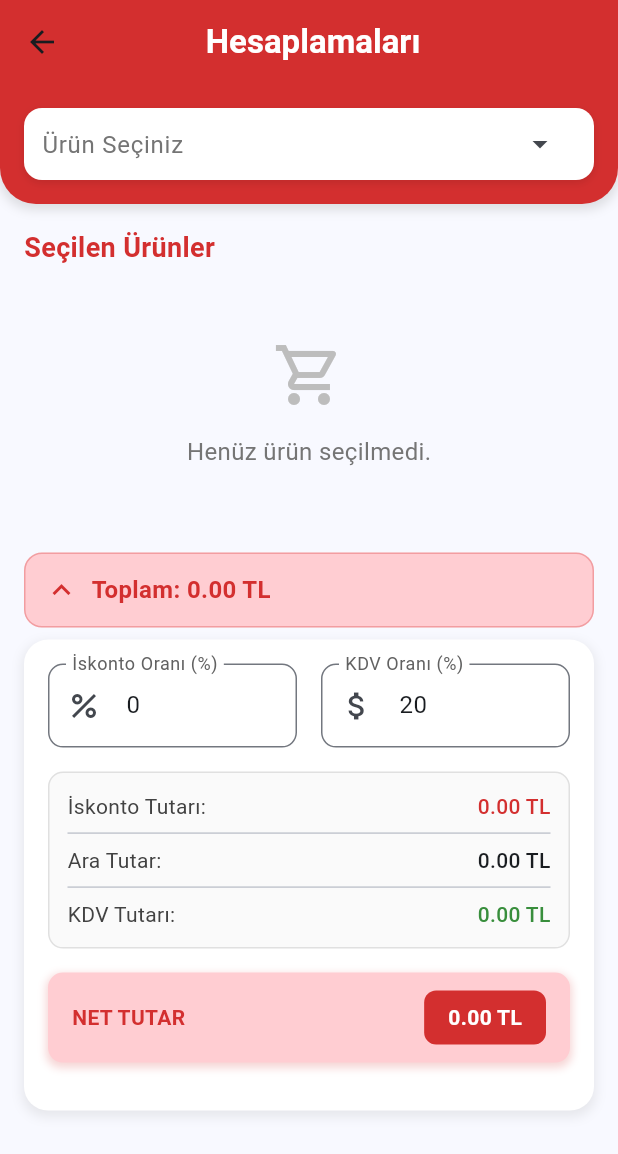
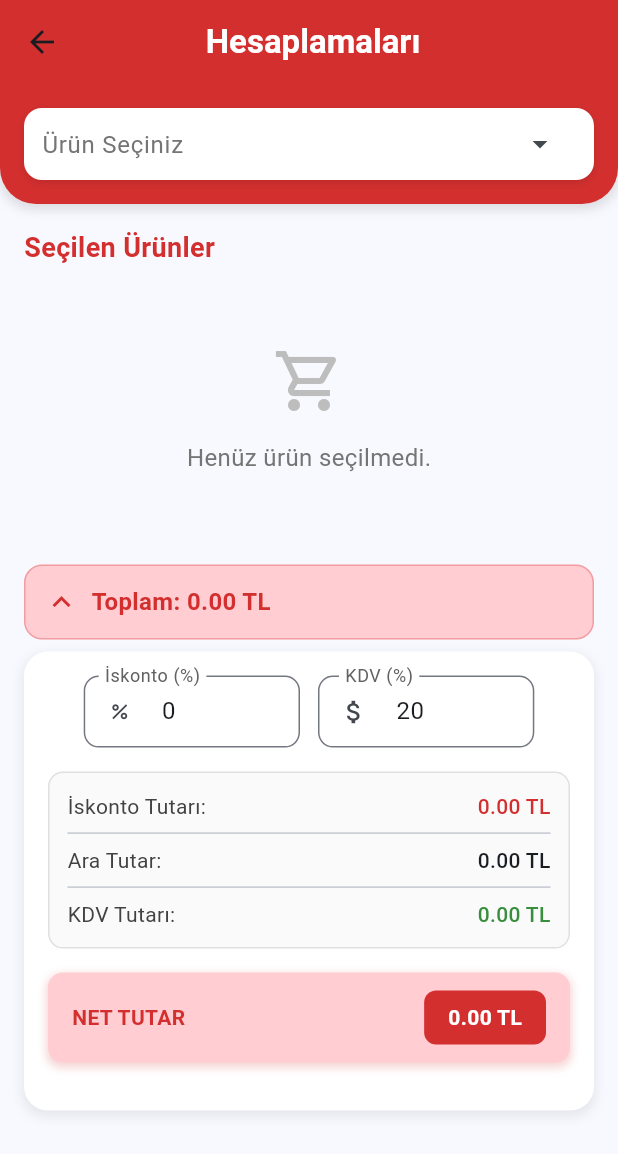
Before and after one commit to TahirAtakanCan/osmYapi, a Flutter app: the CalculateScreen screen opened directly with empty values, after a tap on an icon or button, on a phone screen of 412 x 824 dp. Shown: the top 1154 px of the screen. Run offline on Flutter 3.47's test engine with Material 3 defaults, Android fonts, the phone set to English and light mode, and no system bars; drawn by our look-alikes of dropdown_search; our stand-ins replace get, open_file, pdf, permission_handler, shared_preferences; missing offline and left inert: excel; accounts and stored records are empty.

Commit message:
Tasarım Değişiklikleri v4

```diff
--- a/lib/CalculateScreen.dart
+++ b/lib/CalculateScreen.dart
@@ -754,13 +754,15 @@ class _CalculateScreenState extends State<CalculateScreen> {
                                   crossAxisAlignment: CrossAxisAlignment.start,
                                   children: [
                                     Row(
+                                      mainAxisAlignment: MainAxisAlignment.center,
                                       children: [
-                                        Expanded(
+                                        SizedBox(
+                                          width: MediaQuery.of(context).size.width * 0.35,
                                           child: TextField(
                                             controller: controller.iskontoController,
                                             decoration: InputDecoration(
-                                              labelText: 'İskonto Oranı (%)',
-                                              labelStyle: TextStyle(color: Colors.grey.shade700),
+                                              labelText: 'İskonto (%)',
+                                              labelStyle: TextStyle(color: Colors.grey.shade700, fontSize: 16),
                                               border: OutlineInputBorder(
                                                 borderRadius: BorderRadius.circular(10),
                                               ),
@@ -768,8 +770,10 @@ class _CalculateScreenState extends State<CalculateScreen> {
                                                 borderRadius: BorderRadius.circular(10),
                                                 borderSide: BorderSide(color: primaryColor, width: 2),
                                               ),
-                                              prefixIcon: const Icon(Icons.percent),
+                                              prefixIcon: const Icon(Icons.percent, size: 15),
+                                              contentPadding: EdgeInsets.symmetric(vertical: 4, horizontal: 10),
                                             ),
+                                            style: TextStyle(fontSize: 16),
                                             keyboardType: const TextInputType.numberWithOptions(decimal: true),
                                             inputFormatters: [
                                               FilteringTextInputFormatter.allow(RegExp(r'^\d+\.?\d{0,2}')),
@@ -777,13 +781,14 @@ class _CalculateScreenState extends State<CalculateScreen> {
                                             onChanged: (_) => controller.calculateTotalPrice(),
                                           ),
                                         ),
-                                        const SizedBox(width: 16),
-                                        Expanded(
+                                        const SizedBox(width: 12),
+                                        SizedBox(
+                                          width: MediaQuery.of(context).size.width * 0.35,
                                           child: TextField(
                                             controller: controller.kdvController,
                                             decoration: InputDecoration(
-                                              labelText: 'KDV Oranı (%)',
-                                              labelStyle: TextStyle(color: Colors.grey.shade700),
+                                              labelText: 'KDV (%)',
+                                              labelStyle: TextStyle(color: Colors.grey.shade700, fontSize: 16),
                                               border: OutlineInputBorder(
                                                 borderRadius: BorderRadius.circular(10),
                                               ),
@@ -791,8 +796,10 @@ class _CalculateScreenState extends State<CalculateScreen> {
                                                 borderRadius: BorderRadius.circular(10),
                                                 borderSide: BorderSide(color: primaryColor, width: 2),
                                               ),
-                                              prefixIcon: const Icon(Icons.attach_money),
+                                              prefixIcon: const Icon(Icons.attach_money, size: 20),
+                                              contentPadding: EdgeInsets.symmetric(vertical: 4, horizontal: 14),
                                             ),
+                                            style: TextStyle(fontSize: 16),
                                             keyboardType: const TextInputType.numberWithOptions(decimal: true),
                                             inputFormatters: [
                                               FilteringTextInputFormatter.allow(RegExp(r'^\d+\.?\d{0,2}')),
```
